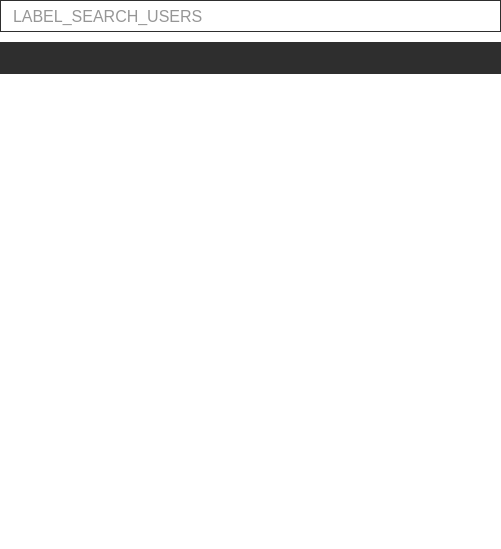
This is parsec/core/gui/forms/users_widget.ui in Scille/parsec-cloud as Qt 5 draws it before an edit. The edited form follows.
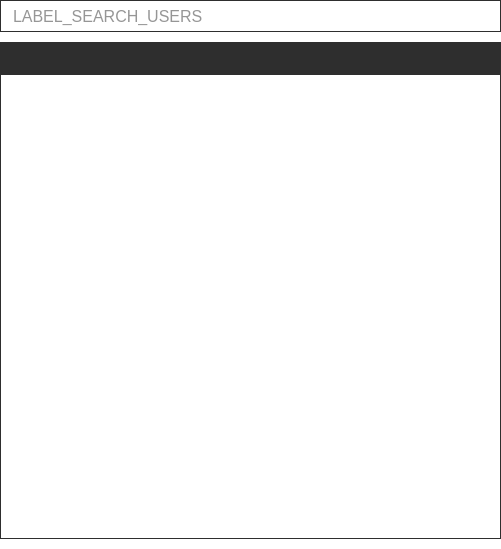
This is the edited form. Icons and pictures are not drawn.

Commit message: [GUI] Fixed error messages and style

The edit to the form file:
```diff
--- a/parsec/core/gui/forms/users_widget.ui
+++ b/parsec/core/gui/forms/users_widget.ui
@@ -133,7 +133,7 @@
      <item>
       <widget class="QScrollArea" name="scroll_area">
        <property name="styleSheet">
-        <string notr="true">background-color: rgb(255, 255, 255);</string>
+        <string notr="true"/>
        </property>
        <property name="frameShape">
         <enum>QFrame::NoFrame</enum>
@@ -150,7 +150,7 @@
        <property name="widgetResizable">
         <bool>true</bool>
        </property>
-       <widget class="QWidget" name="scrollAreaWidgetContents_2">
+       <widget class="QWidget" name="widget_content">
         <property name="geometry">
          <rect>
           <x>0</x>
@@ -159,6 +159,13 @@
           <height>451</height>
          </rect>
         </property>
+        <property name="styleSheet">
+         <string notr="true">#widget_content
+{
+background-color: rgb(255, 255, 255);
+border: 1px solid rgb(46, 46, 46);
+}</string>
+        </property>
         <layout class="QVBoxLayout" name="verticalLayout_4">
          <item>
           <layout class="QGridLayout" name="layout_users"/>
```
The commit also changes 8 other files.
